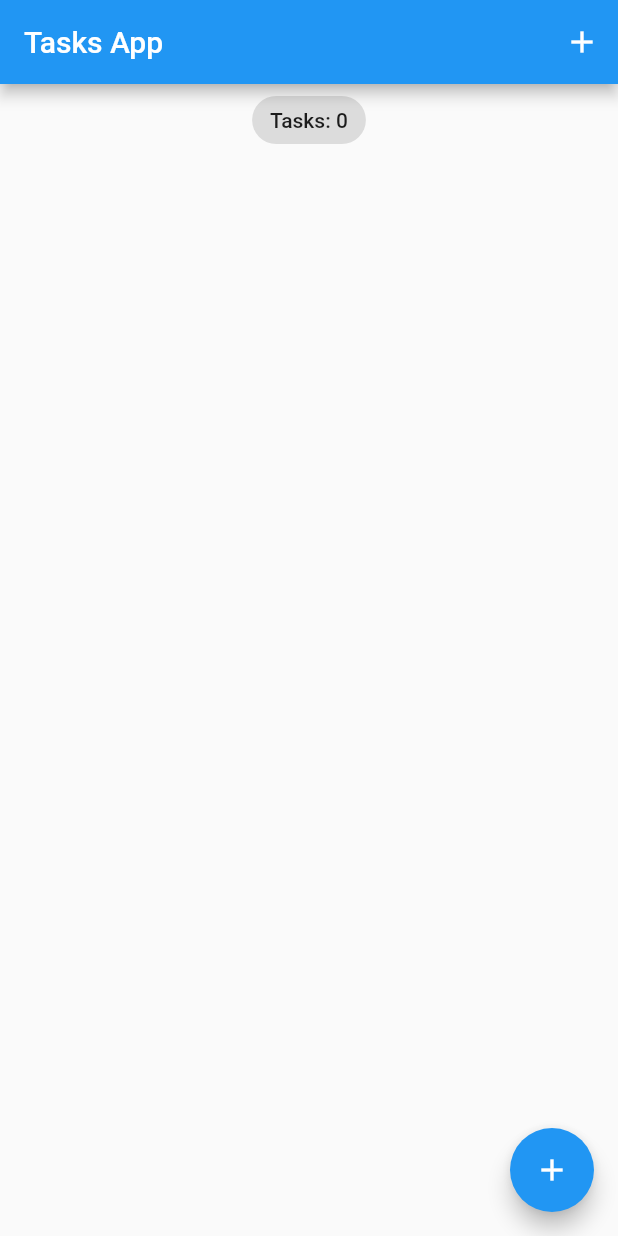
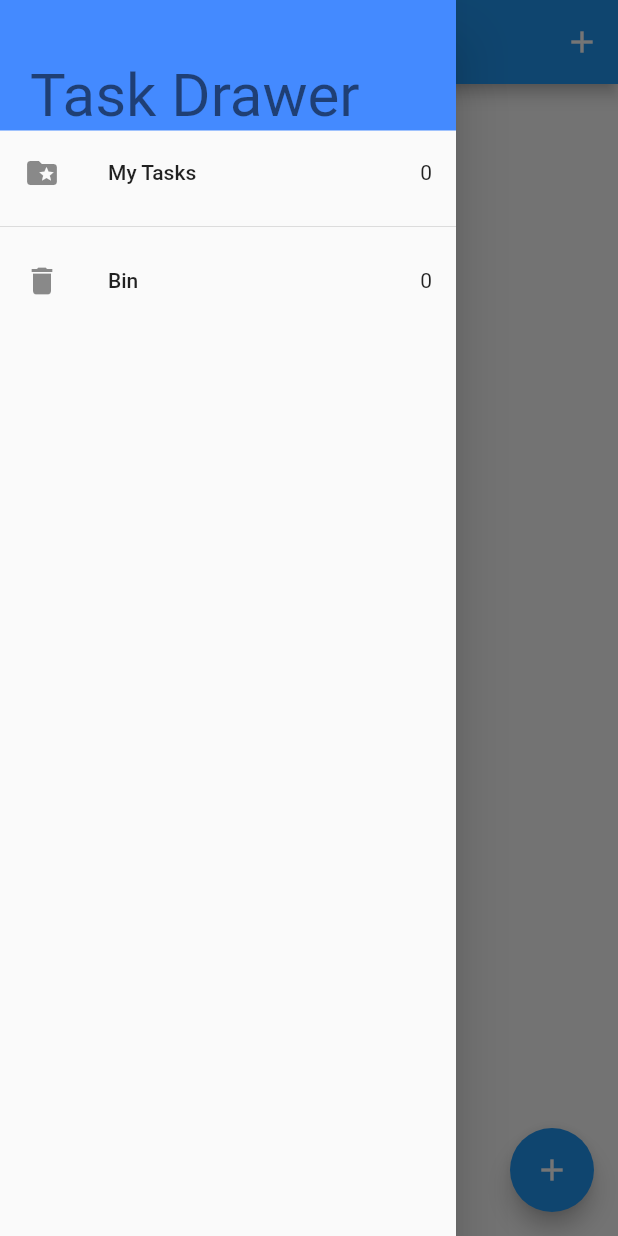
Before and after one commit to maleoaje/TaskApp-Bloc-Course, a Flutter app: the screen it shows after launch, with the side drawer open (before the commit the screen has no drawer), on a phone screen of 412 x 824 dp. Run offline on Flutter 3.47's test engine with Material 2 defaults, Android fonts, the phone set to English and light mode, and no system bars; our stand-ins replace bloc, equatable, flutter_bloc, hydrated_bloc.

Commit message:
implement drawer and bin

```diff
--- a/lib/blocs/bloc/tasks_bloc.dart
+++ b/lib/blocs/bloc/tasks_bloc.dart
@@ -10,6 +10,7 @@ class TasksBloc extends HydratedBloc<TasksEvent, TasksState> {
     on<AddTask>(_onAddTask);
     on<UpdateTask>(_onUpdateTask);
     on<DeleteTask>(_onDeleteTask);
+    on<RemoveTask>(_onRemoveTask);
   }
 
   void _onAddTask(AddTask event, Emitter<TasksState> emit) {
@@ -43,6 +44,17 @@ class TasksBloc extends HydratedBloc<TasksEvent, TasksState> {
     );
   }
 
+  void _onRemoveTask(RemoveTask event, Emitter<TasksState> emit) {
+    final state = this.state;
+
+    emit(
+      TasksState(
+          allTasks: List.from(state.allTasks)..remove(event.task),
+          removedTasks: List.from(state.removedTasks)
+            ..add(event.task.copyWith(isDeleted: true))),
+    );
+  }
+
   @override
   TasksState? fromJson(Map<String, dynamic> json) {
     return TasksState.fromMap(json);
--- a/lib/blocs/bloc/tasks_event.dart
+++ b/lib/blocs/bloc/tasks_event.dart
@@ -33,3 +33,12 @@ class DeleteTask extends TasksEvent {
   @override
   List<Object> get props => [task];
 }
+
+class RemoveTask extends TasksEvent {
+  final Task task;
+  const RemoveTask({
+    required this.task,
+  });
+  @override
+  List<Object> get props => [task];
+}
--- a/lib/blocs/bloc/tasks_state.dart
+++ b/lib/blocs/bloc/tasks_state.dart
@@ -4,14 +4,17 @@ part of 'tasks_bloc.dart';
 
 class TasksState extends Equatable {
   final List<Task> allTasks;
-  const TasksState({this.allTasks = const <Task>[]});
+  final List<Task> removedTasks;
+  const TasksState(
+      {this.allTasks = const <Task>[], this.removedTasks = const <Task>[]});
 
   @override
-  List<Object> get props => [allTasks];
+  List<Object> get props => [allTasks, removedTasks];
 
   Map<String, dynamic> toMap() {
     return <String, dynamic>{
       'allTasks': allTasks.map((x) => x.toMap()).toList(),
+      'removedTasks': removedTasks.map((x) => x.toMap()).toList(),
     };
   }
 
@@ -22,6 +25,11 @@ class TasksState extends Equatable {
           (x) => Task.fromMap(x as Map<String, dynamic>),
         ),
       ),
+      removedTasks: List<Task>.from(
+        (map['allTasks'] as List<dynamic>).map<Task>(
+          (x) => Task.fromMap(x as Map<String, dynamic>),
+        ),
+      ),
     );
   }
 }
--- a/lib/main.dart
+++ b/lib/main.dart
@@ -1,6 +1,7 @@
 import 'package:flutter/material.dart';
 import 'package:flutter_tasks_app/blocs/bloc_exports.dart';
 import 'package:flutter_tasks_app/blocs/my_bloc_observer.dart';
+import 'package:flutter_tasks_app/services/app_router.dart';
 import 'package:path_provider/path_provider.dart';
 
 import 'screens/tasks_screen.dart';
@@ -12,12 +13,14 @@ void main() async {
     storageDirectory: await getTemporaryDirectory(),
   );
   Bloc.observer = MyBlocObserver();
-  runApp(const MyApp());
+  runApp(MyApp(
+    appRouter: AppRouter(),
+  ));
 }
 
 class MyApp extends StatelessWidget {
-  const MyApp({Key? key}) : super(key: key);
-
+  const MyApp({Key? key, required this.appRouter}) : super(key: key);
+  final AppRouter appRouter;
   // This widget is the root of your application.
   @override
   Widget build(BuildContext context) {
@@ -29,6 +32,7 @@ class MyApp extends StatelessWidget {
           primarySwatch: Colors.blue,
         ),
         home: const TasksScreen(),
+        onGenerateRoute: appRouter.onGenerateRoute,
       ),
     );
   }
--- /dev/null
+++ b/lib/screens/task_draweer.dart
@@ -0,0 +1,52 @@
+import 'package:flutter/material.dart';
+import 'package:flutter_tasks_app/blocs/bloc_exports.dart';
+import 'package:flutter_tasks_app/screens/recycle_bin.dart';
+import 'package:flutter_tasks_app/screens/tasks_screen.dart';
+
+class TaskDrawer extends StatelessWidget {
+  const TaskDrawer({Key? key}) : super(key: key);
+
+  @override
+  Widget build(BuildContext context) {
+    return Drawer(
+      child: Column(
+        children: [
+          Container(
+            width: double.infinity,
+            padding: const EdgeInsets.fromLTRB(20, 40, 20, 0),
+            decoration: const BoxDecoration(color: Colors.blueAccent),
+            child: Text(
+              'Task Drawer',
+              style: Theme.of(context).textTheme.headlineLarge,
+            ),
+          ),
+          BlocBuilder<TasksBloc, TasksState>(
+            builder: (context, state) {
+              return GestureDetector(
+                onTap: () => Navigator.of(context).pushNamed(TasksScreen.id),
+                child: ListTile(
+                  leading: const Icon(Icons.folder_special),
+                  title: const Text('My Tasks'),
+                  trailing: Text("${state.allTasks.length}"),
+                ),
+              );
+            },
+          ),
+          const Divider(),
+          BlocBuilder<TasksBloc, TasksState>(
+            builder: (context, state) {
+              return GestureDetector(
+                onTap: () => Navigator.of(context).pushNamed(RecycleBin.id),
+                child: ListTile(
+                  leading: const Icon(Icons.delete),
+                  title: const Text('Bin'),
+                  trailing: Text('${state.removedTasks.length}'),
+                ),
+              );
+            },
+          )
+        ],
+      ),
+    );
+  }
+}
--- a/lib/screens/tasks_screen.dart
+++ b/lib/screens/tasks_screen.dart
@@ -1,12 +1,13 @@
 import 'package:flutter/material.dart';
 import 'package:flutter_tasks_app/blocs/bloc_exports.dart';
 import 'package:flutter_tasks_app/models/task_model.dart';
+import 'package:flutter_tasks_app/screens/task_draweer.dart';
 import 'package:flutter_tasks_app/widgets/add_tasks.dart';
 import 'package:flutter_tasks_app/widgets/task_list.dart';
 
 class TasksScreen extends StatefulWidget {
   const TasksScreen({Key? key}) : super(key: key);
-
+  static const id = 'tasks_screen';
   @override
   State<TasksScreen> createState() => _TasksScreenState();
 }
@@ -37,6 +38,7 @@ class _TasksScreenState extends State<TasksScreen> {
               )
             ],
           ),
+          drawer: const TaskDrawer(),
           body: Column(
             crossAxisAlignment: CrossAxisAlignment.center,
             children: [
--- a/lib/widgets/task_tile.dart
+++ b/lib/widgets/task_tile.dart
@@ -9,6 +9,12 @@ class TaskTile extends StatelessWidget {
   }) : super(key: key);
 
   final Task task;
+
+  void _removeOrDeleteTask(BuildContext ctx, Task task) {
+    task.isDeleted!
+        ? ctx.read<TasksBloc>().add(DeleteTask(task: task))
+        : ctx.read<TasksBloc>().add(RemoveTask(task: task));
+  }
 
   @override
   Widget build(BuildContext context) {
@@ -26,9 +32,6 @@ class TaskTile extends StatelessWidget {
                 );
           },
         ),
-      onLongPress: () => context.read<TasksBloc>().add(
-            DeleteTask(task: task),
-          ),
-    );
+        onLongPress: () => _removeOrDeleteTask(context, task));
   }
 }
```
Also changed, not shown: lib/screens/recycle_bin.dart (added, +44 -0 lines), lib/services/app_router.dart (added, +20 -0 lines), 1 other file. Lines whose indentation alone changed are shown as unchanged.
